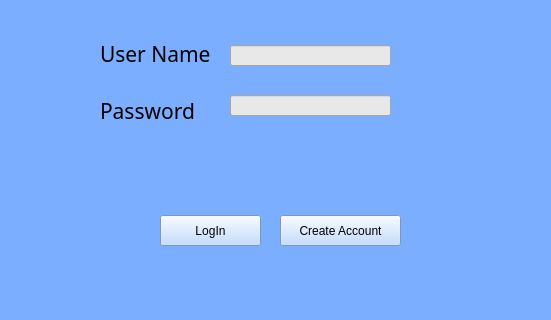
First picture: the form in UI/LogInGUI.ui, repository BennettPJ/SFWE403-Sem-Proj, before the edit; both pictures show x 0 to 551 and y 205 to 525 of the 800 by 525 pixel window.
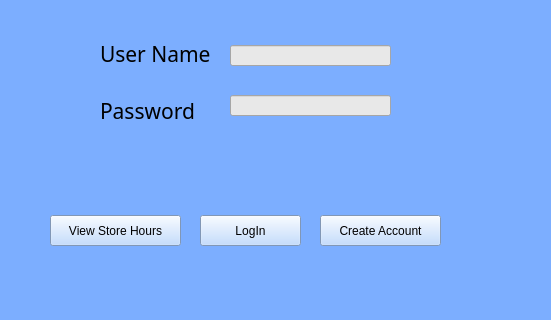
Second picture: the form after the edit. Icons and pictures are not drawn.

Commit message: added store info storage, update by manager only, and new page

Diff of the .ui file:
```diff
--- a/UI/LogInGUI.ui
+++ b/UI/LogInGUI.ui
@@ -39,7 +39,7 @@
    <widget class="QPushButton" name="logInButton">
     <property name="geometry">
      <rect>
-      <x>160</x>
+      <x>200</x>
       <y>420</y>
       <width>101</width>
       <height>31</height>
@@ -232,7 +232,7 @@
    <widget class="QPushButton" name="createAccountButton">
     <property name="geometry">
      <rect>
-      <x>280</x>
+      <x>320</x>
       <y>420</y>
       <width>121</width>
       <height>31</height>
@@ -251,6 +251,28 @@
      <string>Create Account</string>
     </property>
    </widget>
+   <widget class="QPushButton" name="storeHoursButton">
+    <property name="geometry">
+     <rect>
+      <x>50</x>
+      <y>420</y>
+      <width>131</width>
+      <height>31</height>
+     </rect>
+    </property>
+    <property name="sizePolicy">
+     <sizepolicy hsizetype="Fixed" vsizetype="Fixed">
+      <horstretch>0</horstretch>
+      <verstretch>0</verstretch>
+     </sizepolicy>
+    </property>
+    <property name="styleSheet">
+     <string notr="true">background-color: rgb(180, 212, 255);</string>
+    </property>
+    <property name="text">
+     <string>View Store Hours</string>
+    </property>
+   </widget>
    <zorder>logInButton</zorder>
    <zorder>userName</zorder>
    <zorder>password</zorder>
```
Left out of the diff: 3 changed lines with no effect on the pictures. The commit also changes 7 other files.
